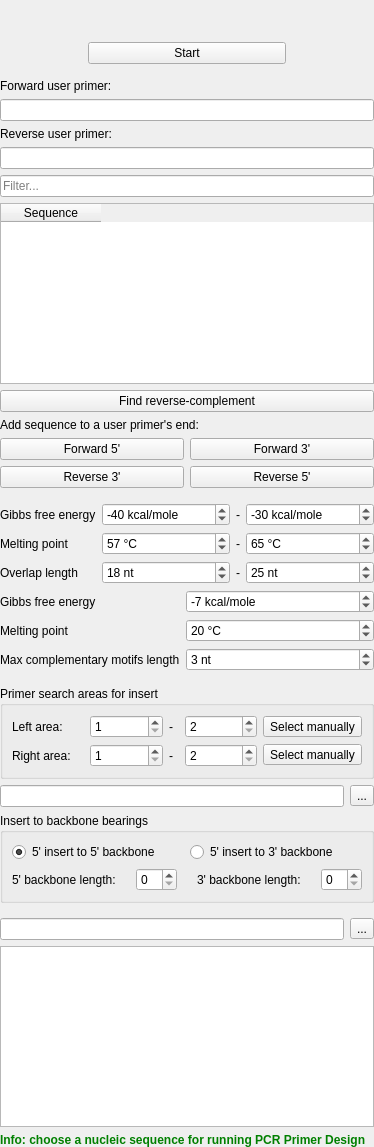
Before: the Qt Designer form src/plugins/pcr_primer_design_for_dna_assembly/src/PCRPrimerDesignForDNAAssemblyOPWidget.ui in ugeneunipro/ugene, drawn with Qt 5.
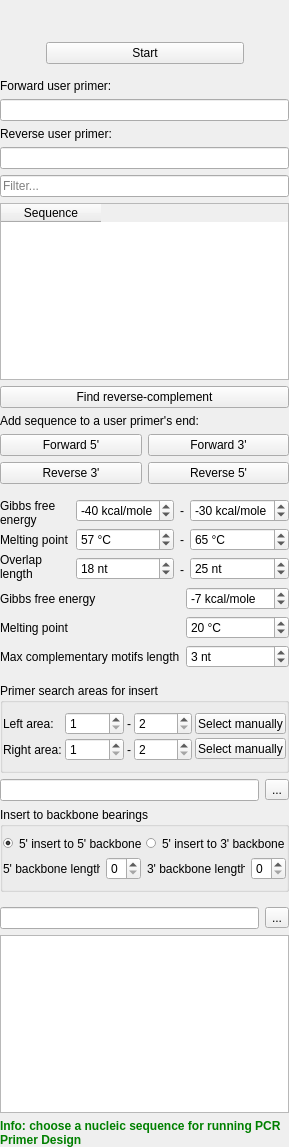
After: the same form once the commit is applied. Custom widgets are drawn as their Qt base class.

Commit message:
UGENE-7475. Width of option panel for PCR Primer Design should not change width of all existing panels.
Removed free space on the tab.
Reduced the width of the widgets on the tab.

Diff of the .ui file:
```diff
--- a/src/plugins/pcr_primer_design_for_dna_assembly/src/PCRPrimerDesignForDNAAssemblyOPWidget.ui
+++ b/src/plugins/pcr_primer_design_for_dna_assembly/src/PCRPrimerDesignForDNAAssemblyOPWidget.ui
@@ -6,7 +6,7 @@
    <rect>
     <x>0</x>
     <y>0</y>
-    <width>367</width>
+    <width>263</width>
     <height>1147</height>
    </rect>
   </property>
@@ -333,6 +333,9 @@
              <property name="text">
               <string>Overlap length</string>
              </property>
+             <property name="wordWrap">
+              <bool>true</bool>
+             </property>
             </widget>
            </item>
           </layout>
@@ -663,6 +666,15 @@
             <string>Primer search areas for insert</string>
            </property>
            <layout class="QHBoxLayout" name="horizontalLayout_4">
+            <property name="spacing">
+             <number>3</number>
+            </property>
+            <property name="leftMargin">
+             <number>0</number>
+            </property>
+            <property name="rightMargin">
+             <number>0</number>
+            </property>
             <item>
              <layout class="QVBoxLayout" name="verticalLayout_21">
               <item>
@@ -685,6 +697,12 @@
              <layout class="QVBoxLayout" name="verticalLayout_20">
               <item>
                <widget class="QSpinBox" name="sbLeftAreaStart">
+                <property name="minimumSize">
+                 <size>
+                  <width>50</width>
+                  <height>0</height>
+                 </size>
+                </property>
                 <property name="minimum">
                  <number>1</number>
                 </property>
@@ -695,6 +713,12 @@
               </item>
               <item>
                <widget class="QSpinBox" name="sbRightAreaStart">
+                <property name="minimumSize">
+                 <size>
+                  <width>50</width>
+                  <height>0</height>
+                 </size>
+                </property>
                 <property name="minimum">
                  <number>1</number>
                 </property>
@@ -739,6 +763,12 @@
              <layout class="QVBoxLayout" name="verticalLayout_18">
               <item>
                <widget class="QSpinBox" name="sbLeftAreaEnd">
+                <property name="minimumSize">
+                 <size>
+                  <width>50</width>
+                  <height>0</height>
+                 </size>
+                </property>
                 <property name="minimum">
                  <number>2</number>
                 </property>
@@ -749,6 +779,12 @@
               </item>
               <item>
                <widget class="QSpinBox" name="sbRightAreaEnd">
+                <property name="minimumSize">
+                 <size>
+                  <width>50</width>
+                  <height>0</height>
+                 </size>
+                </property>
                 <property name="minimum">
                  <number>2</number>
                 </property>
@@ -763,8 +799,11 @@
              <layout class="QVBoxLayout" name="verticalLayout">
               <item>
                <widget class="QToolButton" name="tbLeftAreaSelectManually">
-                <property name="styleSheet">
-                 <string notr="true"/>
+                <property name="minimumSize">
+                 <size>
+                  <width>80</width>
+                  <height>0</height>
+                 </size>
                 </property>
                 <property name="text">
                  <string>Select manually</string>
@@ -776,6 +815,12 @@
               </item>
               <item>
                <widget class="QToolButton" name="tbRightAreaSelectManually">
+                <property name="minimumSize">
+                 <size>
+                  <width>80</width>
+                  <height>0</height>
+                 </size>
+                </property>
                 <property name="text">
                  <string>Select manually</string>
                 </property>
@@ -827,10 +872,22 @@
             <string>Insert to backbone bearings</string>
            </property>
            <layout class="QVBoxLayout" name="verticalLayout_2">
+            <property name="leftMargin">
+             <number>0</number>
+            </property>
+            <property name="rightMargin">
+             <number>0</number>
+            </property>
             <item>
              <layout class="QHBoxLayout" name="horizontalLayout_6">
+              <property name="spacing">
+               <number>3</number>
+              </property>
               <item>
                <widget class="QRadioButton" name="backbone5">
+                <property name="styleSheet">
+                 <string notr="true">QRadioButton::indicator{width:10px;height:10px;}</string>
+                </property>
                 <property name="text">
                  <string>5' insert to 5' backbone</string>
                 </property>
@@ -841,6 +898,9 @@
               </item>
               <item>
                <widget class="QRadioButton" name="backbone3">
+                <property name="styleSheet">
+                 <string notr="true">QRadioButton::indicator{width:10px;height:10px;}</string>
+                </property>
                 <property name="text">
                  <string>5' insert to 3' backbone</string>
                 </property>
@@ -850,20 +910,30 @@
             </item>
             <item>
              <layout class="QHBoxLayout" name="horizontalLayout_7">
-              <property name="spacing">
-               <number>20</number>
-              </property>
               <item>
                <layout class="QHBoxLayout" name="horizontalLayout_8">
                 <item>
                  <widget class="QLabel" name="label_9">
+                  <property name="minimumSize">
+                   <size>
+                    <width>92</width>
+                    <height>0</height>
+                   </size>
+                  </property>
                   <property name="text">
                    <string>5' backbone length:</string>
                   </property>
                  </widget>
                 </item>
                 <item>
-                 <widget class="QSpinBox" name="sbBackbone5Length"/>
+                 <widget class="QSpinBox" name="sbBackbone5Length">
+                  <property name="minimumSize">
+                   <size>
+                    <width>10</width>
+                    <height>0</height>
+                   </size>
+                  </property>
+                 </widget>
                 </item>
                </layout>
               </item>
@@ -871,13 +941,26 @@
                <layout class="QHBoxLayout" name="horizontalLayout_9">
                 <item>
                  <widget class="QLabel" name="label_12">
+                  <property name="minimumSize">
+                   <size>
+                    <width>92</width>
+                    <height>0</height>
+                   </size>
+                  </property>
                   <property name="text">
                    <string>3' backbone length:</string>
                   </property>
                  </widget>
                 </item>
                 <item>
-                 <widget class="QSpinBox" name="sbBackbone3Length"/>
+                 <widget class="QSpinBox" name="sbBackbone3Length">
+                  <property name="minimumSize">
+                   <size>
+                    <width>10</width>
+                    <height>0</height>
+                   </size>
+                  </property>
+                 </widget>
                 </item>
                </layout>
               </item>
```
The commit also changes 1 other file.
